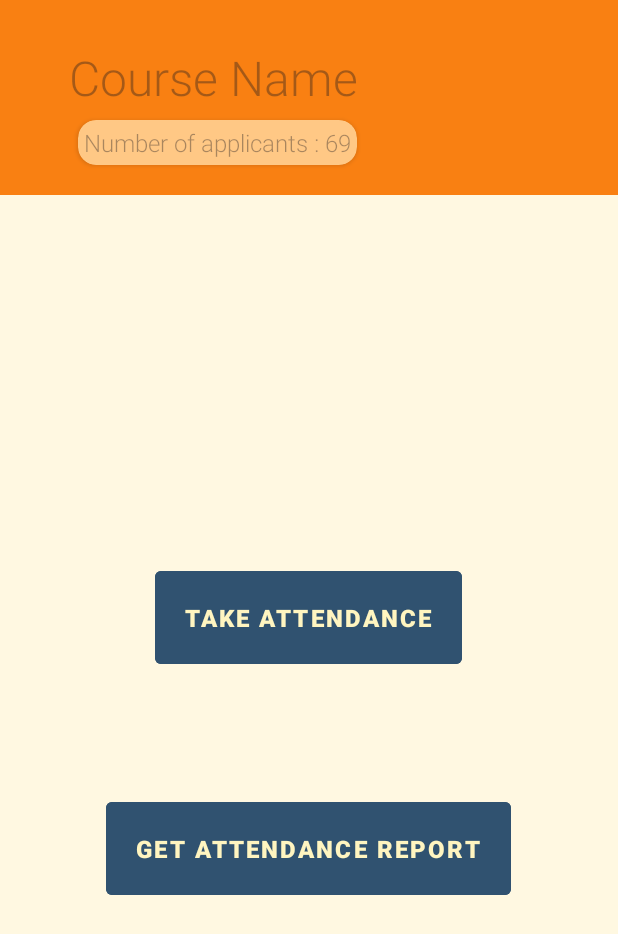
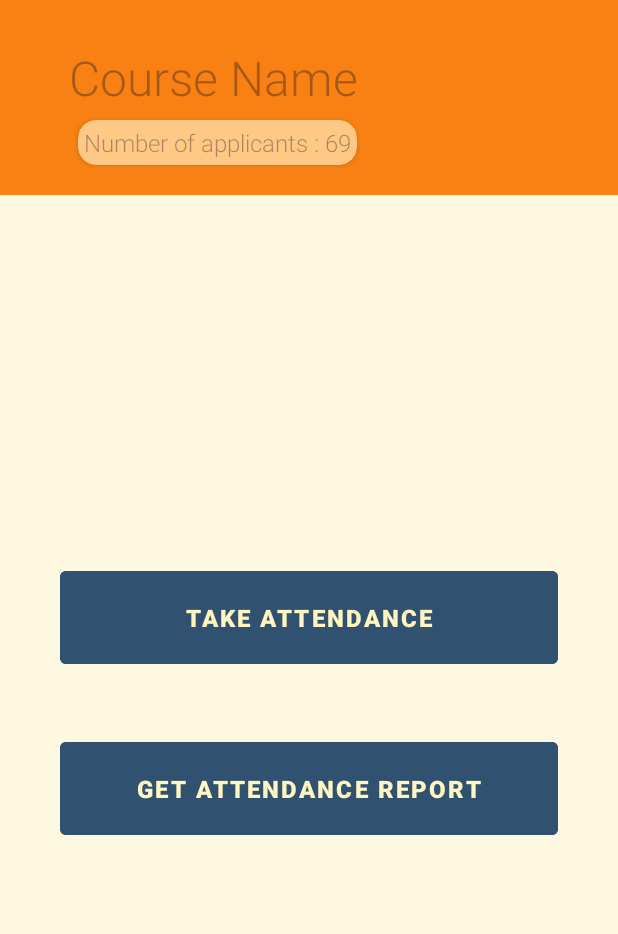
Before and after one commit to Team-Phonix-Mini-Project/AttendX, an Android app: the layout activity_course_details.xml on its own in the app's theme, with its tools: preview values and no code run, on a phone screen of 412 x 824 dp. Shown: the top 934 px of the screen. Run offline under Robolectric (Android 15) with nearby library versions, the phone set to English and light mode, and no system bars.

Commit message:
ui improvements

```diff
--- a/app/src/main/res/layout/activity_course_details.xml
+++ b/app/src/main/res/layout/activity_course_details.xml
@@ -68,10 +68,10 @@
     <Button
         android:id="@+id/course_details_take_attendance"
         style="@style/Widget.MaterialComponents.Button.TextButton"
-        android:layout_width="wrap_content"
+        android:layout_width="match_parent"
         android:layout_height="wrap_content"
         android:layout_centerInParent="true"
-        android:layout_marginTop="80dp"
+        android:layout_margin="40dp"
         android:backgroundTint="@color/card_view_color"
         android:padding="20dp"
         android:text="Take Attendance"
@@ -82,11 +82,11 @@
     <Button
         android:id="@+id/course_details_get_attendance_report"
         style="@style/Widget.MaterialComponents.Button.TextButton"
-        android:layout_width="wrap_content"
+        android:layout_width="match_parent"
         android:layout_height="wrap_content"
         android:layout_below="@id/course_details_take_attendance"
-        android:layout_centerInParent="true"
-        android:layout_marginTop="80dp"
+        android:layout_marginStart="40dp"
+        android:layout_marginEnd="40dp"
         android:backgroundTint="@color/card_view_color"
         android:padding="20dp"
         android:text="Get Attendance Report"
```
